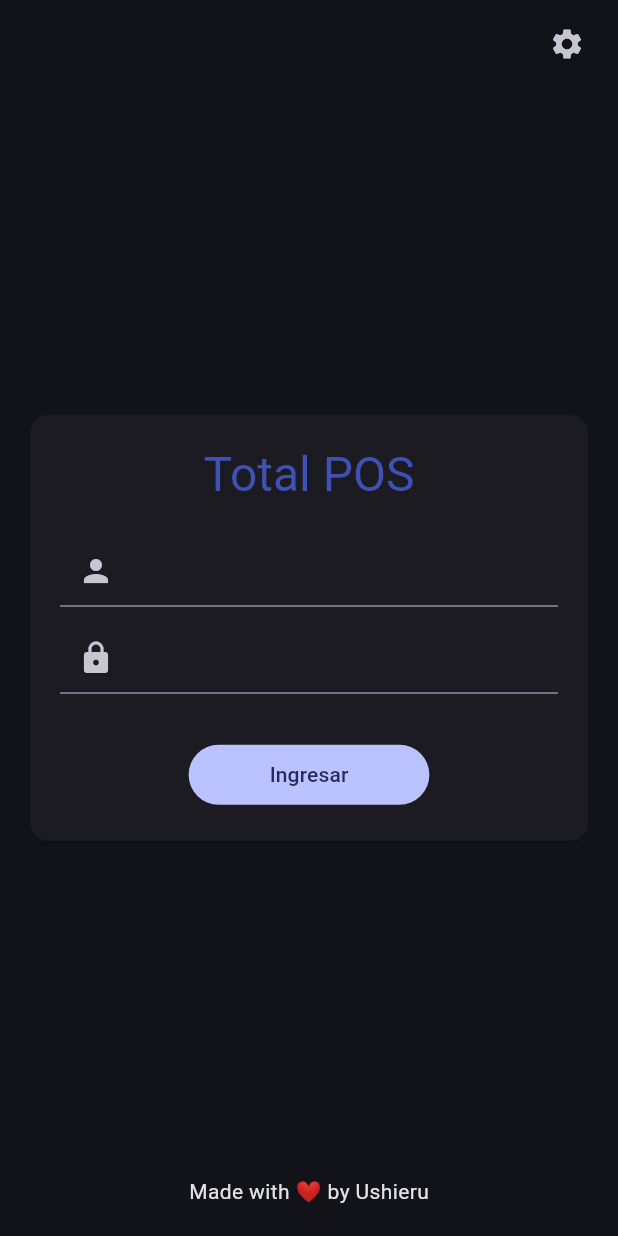
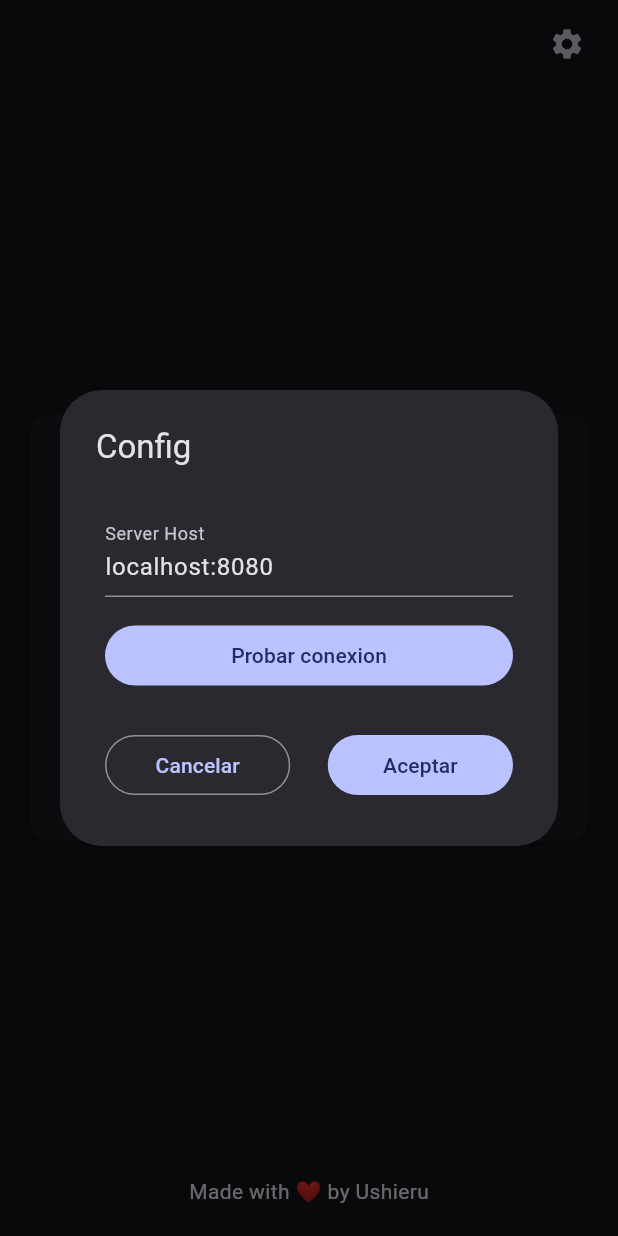
Before and after one commit to ushieru/pos-waiter, a Flutter app: the LoginRoute screen opened by its route, after a tap on the "settings" icon, on a phone screen of 412 x 824 dp. Run offline on Flutter 3.47's test engine with Material 2 defaults, Android fonts, the phone set to English and light mode, and no system bars; drawn by our look-alikes of oktoast; our stand-ins replace flutter_riverpod, go_router, shared_preferences; accounts and stored records are empty.

Commit message:
Feat: add settings

```diff
--- a/lib/main.dart
+++ b/lib/main.dart
@@ -2,6 +2,7 @@ import 'package:flutter/material.dart';
 import 'package:flutter_riverpod/flutter_riverpod.dart';
 import 'package:go_router/go_router.dart';
 import 'package:oktoast/oktoast.dart';
+import 'package:total_pos_waiter/routes/loading_route.dart';
 import 'package:total_pos_waiter/routes/login_route.dart';
 import 'package:total_pos_waiter/routes/tables_route.dart';
 import 'package:total_pos_waiter/routes/ticket_route/ticket_route.dart';
@@ -29,6 +30,9 @@ class MyApp extends StatelessWidget {
 
 final _router = GoRouter(routes: [
   GoRoute(
+      path: LoadingRoute.routeName,
+      builder: (context, state) => const LoadingRoute()),
+  GoRoute(
       path: LoginRoute.routeName, builder: (context, state) => LoginRoute()),
   GoRoute(
       path: TablesRoute.routeName,
--- a/lib/routes/login_route.dart
+++ b/lib/routes/login_route.dart
@@ -3,10 +3,11 @@ import 'package:flutter_riverpod/flutter_riverpod.dart';
 import 'package:go_router/go_router.dart';
 import 'package:total_pos_waiter/providers/auth_state_provider.dart';
 import 'package:total_pos_waiter/routes/tables_route.dart';
+import 'package:total_pos_waiter/widgets/dialogs/config_dialog.dart';
 import 'package:total_pos_waiter/widgets/panel.dart';
 
 class LoginRoute extends ConsumerWidget {
-  static const String routeName = '/';
+  static const String routeName = '/login';
   LoginRoute({super.key});
 
   final userController = TextEditingController();
@@ -31,7 +32,9 @@ class LoginRoute extends ConsumerWidget {
             Padding(
               padding: const EdgeInsets.only(right: 10, top: 5),
               child: Row(mainAxisAlignment: MainAxisAlignment.end, children: [
-                IconButton(onPressed: () {}, icon: const Icon(Icons.settings)),
+                IconButton(
+                    onPressed: () => showConfigDialog(context),
+                    icon: const Icon(Icons.settings)),
               ]),
             ),
             const Expanded(child: SizedBox()),
--- /dev/null
+++ b/lib/widgets/dialogs/config_dialog.dart
@@ -0,0 +1,61 @@
+import 'package:flutter/material.dart';
+import 'package:flutter_riverpod/flutter_riverpod.dart';
+import 'package:go_router/go_router.dart';
+import 'package:oktoast/oktoast.dart';
+import 'package:total_pos_waiter/models/settings.dart';
+import 'package:total_pos_waiter/providers/settings_state_provider.dart';
+import 'package:total_pos_waiter/services/http_services/utils_service.dart';
+
+class _ConfigDialog extends ConsumerWidget {
+  _ConfigDialog();
+
+  final _serverHostController =
+      TextEditingController(text: Settings.serverHost);
+  final _utilsService = UtilsService();
+
+  @override
+  Widget build(BuildContext context, WidgetRef ref) {
+    final updateServerHost =
+        ref.read(settingsStateProvider.notifier).updateServerHost;
+    return SimpleDialog(
+        title: const Text("Config"),
+        contentPadding: const EdgeInsets.all(30),
+        children: [
+          TextFormField(
+              controller: _serverHostController,
+              decoration: const InputDecoration(labelText: 'Server Host')),
+          const SizedBox(height: 15),
+          FilledButton(
+              onPressed: () => _utilsService
+                      .testConnection(_serverHostController.text)
+                      .then((isConnectionOk) {
+                    if (isConnectionOk) {
+                      return showToast('Conexion correcta',
+                          position: ToastPosition.top,
+                          backgroundColor: Colors.green.shade900);
+                    }
+                    return showToast('No hay Conexion',
+                        position: ToastPosition.top,
+                        backgroundColor: Colors.red.shade900);
+                  }),
+              child: const Text('Probar conexion')),
+          const SizedBox(height: 25),
+          Row(mainAxisAlignment: MainAxisAlignment.end, children: [
+            Expanded(
+                child: OutlinedButton(
+                    onPressed: () => context.pop(),
+                    child: const Text('Cancelar'))),
+            const SizedBox(width: 25),
+            Expanded(
+                child: FilledButton(
+                    onPressed: () =>
+                        updateServerHost(_serverHostController.text)
+                            .then((_) => context.pop()),
+                    child: const Text('Aceptar')))
+          ])
+        ]);
+  }
+}
+
+Future<void> showConfigDialog(BuildContext context) => showDialog<void>(
+    context: context, builder: (BuildContext context) => _ConfigDialog());
```
Also changed, not shown: lib/providers/settings_state_provider.dart (+0 -15 lines), lib/routes/loading_route.dart (added, +25 -0 lines).
